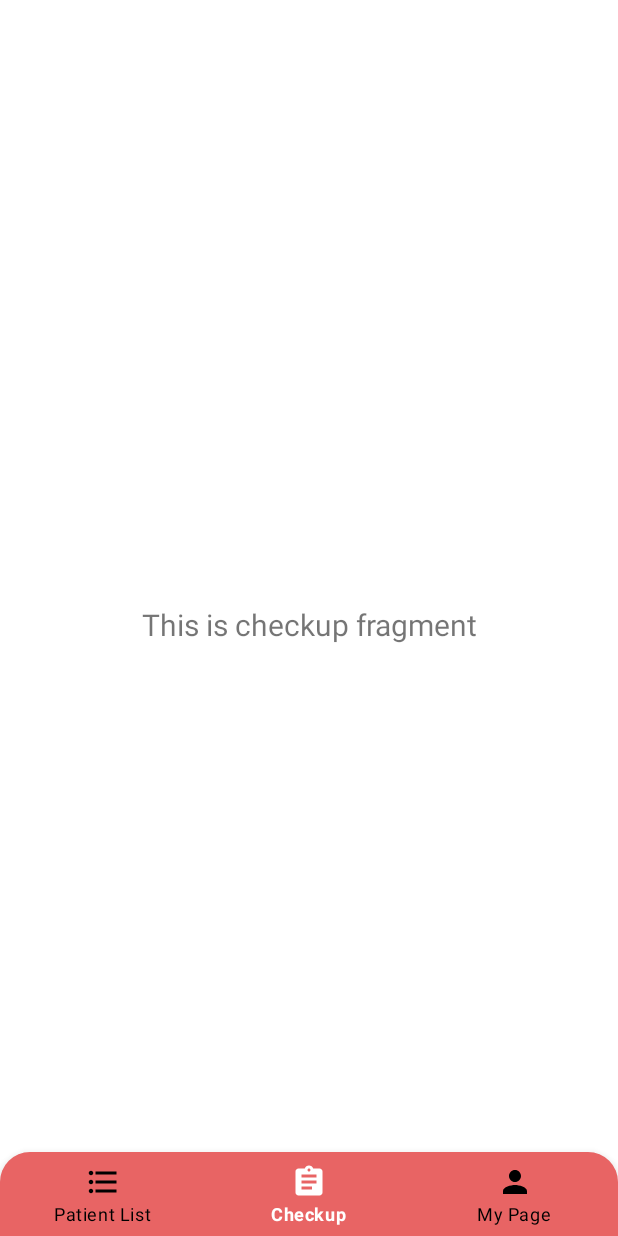
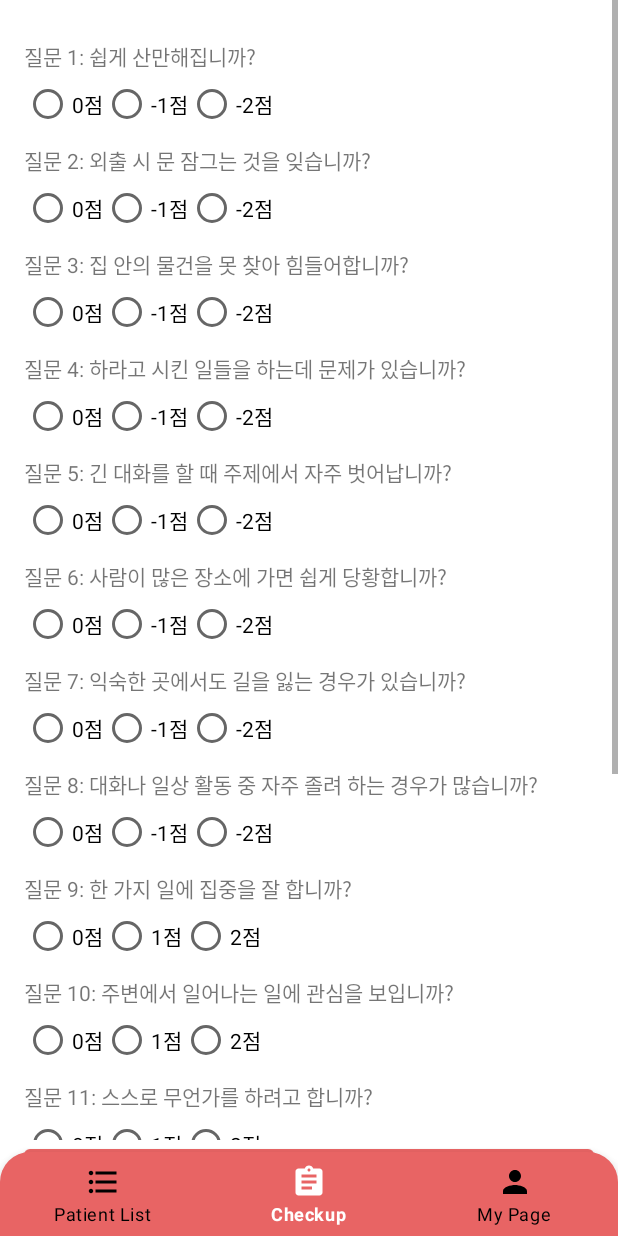
Before and after one commit to apolo0430/Talkdoc, an Android app: the CheckupFragment screen opened through its navigation route, on a phone screen of 412 x 824 dp. Run offline under Robolectric (Android 15) with nearby library versions, the phone set to English and light mode, and no system bars; our stand-ins replace navigation-ui.

Commit message:
상세검사 기능 구현

```diff
--- a/app/src/main/java/com/example/talkdoc/LoginActivity.java
+++ b/app/src/main/java/com/example/talkdoc/LoginActivity.java
@@ -38,13 +38,12 @@ public class LoginActivity extends AppCompatActivity
                 String id = editTextID.getText().toString();
                 String password = editTextPassword.getText().toString();
 
-                new LoginTask(id, password).execute("http://192.168.9.249:5000/login");
+                new LoginTask(id, password).execute("http://192.168.221.249:5000/login");
 
                 Intent intent = new Intent(LoginActivity.this, SplashActivity.class);
                 startActivity(intent);
             }
         });
-
 
         buttonSignUp.setOnClickListener(new View.OnClickListener()
         {
--- a/app/src/main/java/com/example/talkdoc/ui/checkup/CheckupFragment.java
+++ b/app/src/main/java/com/example/talkdoc/ui/checkup/CheckupFragment.java
@@ -1,38 +1,147 @@
 package com.example.talkdoc.ui.checkup;
 
+import android.content.Context;
+import android.content.res.AssetManager;
 import android.os.Bundle;
 import android.view.LayoutInflater;
 import android.view.View;
 import android.view.ViewGroup;
+import android.widget.Button;
+import android.widget.LinearLayout;
+import android.widget.RadioButton;
+import android.widget.RadioGroup;
 import android.widget.TextView;
 
 import androidx.annotation.NonNull;
+import androidx.annotation.Nullable;
 import androidx.fragment.app.Fragment;
-import androidx.lifecycle.ViewModelProvider;
 
-import com.example.talkdoc.databinding.FragmentCheckupBinding;
+import com.example.talkdoc.R;
 
-public class CheckupFragment extends Fragment
-{
-    private FragmentCheckupBinding binding;
+import java.io.BufferedReader;
+import java.io.InputStream;
+import java.io.InputStreamReader;
+import java.util.ArrayList;
 
-    public View onCreateView(@NonNull LayoutInflater inflater, ViewGroup container, Bundle savedInstanceState)
-    {
-        CheckupViewModel checkupViewModel = new ViewModelProvider(this).get(CheckupViewModel.class);
+public class CheckupFragment extends Fragment {
+    private int resultScore = 0;
 
-        binding = FragmentCheckupBinding.inflate(inflater, container, false);
-        View root = binding.getRoot();
+    @Nullable
+    @Override
+    public View onCreateView(@NonNull LayoutInflater inflater, @Nullable ViewGroup container, @Nullable Bundle savedInstanceState) {
+        View view = inflater.inflate(R.layout.fragment_checkup, container, false);
+        LinearLayout linearLayout = view.findViewById(R.id.linearLayout);
+        Button submitButton = new Button(getContext());
+        submitButton.setText("제출");
 
-        final TextView textView = binding.textCheckup;
-        checkupViewModel.getText().observe(getViewLifecycleOwner(), textView::setText);
+        ArrayList<String> questionList = readAssetFile();
+        ArrayList<String> questions = new ArrayList<>();
+        ArrayList<String[]> scores = new ArrayList<>();
 
-        return root;
+        for (String s : questionList) {
+            String[] parts = s.split(",\\s*");
+            questions.add(parts[1]);
+            scores.add(new String[]{parts[2], parts[3], parts[4]});
+        }
+
+        for (int i = 0; i < questions.size(); i++) {
+            addQuestion(linearLayout, i + 1, questions.get(i), scores.get(i));
+        }
+
+        linearLayout.addView(submitButton);
+
+        submitButton.setOnClickListener(v -> {
+            calculateScore(linearLayout);
+            // 결과를 처리하는 코드를 여기에 작성하세요.
+        });
+
+        return view;
     }
 
-    @Override
-    public void onDestroyView()
-    {
-        super.onDestroyView();
-        binding = null;
+    private void addQuestion(LinearLayout parent, int questionNumber, String questionText, String[] score) {
+        TextView questionTextView = new TextView(getContext());
+        questionTextView.setText("질문 " + questionNumber + ": " + questionText);
+        questionTextView.setPadding(0, 16, 0, 8);
+        parent.addView(questionTextView);
+
+        RadioGroup radioGroup = new RadioGroup(getContext());
+        radioGroup.setOrientation(RadioGroup.HORIZONTAL);
+
+        RadioButton option1 = new RadioButton(getContext());
+        option1.setText(score[0] + "점");
+        option1.setId(View.generateViewId());
+        radioGroup.addView(option1);
+
+        RadioButton option2 = new RadioButton(getContext());
+        option2.setText(score[1] + "점");
+        option2.setId(View.generateViewId());
+        radioGroup.addView(option2);
+
+        RadioButton option3 = new RadioButton(getContext());
+        option3.setText(score[2] + "점");
+        option3.setId(View.generateViewId());
+        radioGroup.addView(option3);
+
+        parent.addView(radioGroup);
+    }
+
+    private void calculateScore(LinearLayout parent) {
+        resultScore = 0;
+        for (int i = 0; i < parent.getChildCount(); i++) {
+            View view = parent.getChildAt(i);
+            if (view instanceof RadioGroup) {
+                RadioGroup radioGroup = (RadioGroup) view;
+                int selectedId = radioGroup.getCheckedRadioButtonId();
+                if (selectedId != -1) {
+                    RadioButton selectedButton = radioGroup.findViewById(selectedId);
+                    String text = selectedButton.getText().toString();
+                    resultScore += getScoreForOption(text);
+                }
+            }
+        }
+        // 최종 점수 출력
+        System.out.println("Total Score: " + resultScore);
+    }
+
+    private int getScoreForOption(String text) {
+        switch (text) {
+            case "0점":
+                return 0;
+            case "-1점":
+                return -1;
+            case "-2점":
+                return -2;
+            case "1점":
+                return 1;
+            case "2점":
+                return 2;
+            default:
+                return 0;
+        }
+    }
+
+    private ArrayList<String> readAssetFile() {
+        Context context = getActivity();
+        ArrayList<String> questionList = new ArrayList<>();
+
+        if (context != null) {
+            AssetManager assetManager = context.getAssets();
+
+            try {
+                InputStream inputStream = assetManager.open("aqs.txt");
+                BufferedReader reader = new BufferedReader(new InputStreamReader(inputStream));
+                String line;
+
+                while ((line = reader.readLine()) != null) {
+                    questionList.add(line);
+                    System.out.println(line);
+                }
+                inputStream.close();
+            } catch (Exception e) {
+                e.printStackTrace();
+            }
+        }
+
+        return questionList;
     }
 }
--- a/app/src/main/java/com/example/talkdoc/ui/checkup/CheckupViewModel.java
+++ /dev/null
@@ -1,21 +0,0 @@
-package com.example.talkdoc.ui.checkup;
-
-import androidx.lifecycle.LiveData;
-import androidx.lifecycle.MutableLiveData;
-import androidx.lifecycle.ViewModel;
-
-public class CheckupViewModel extends ViewModel
-{
-    private final MutableLiveData<String> mText;
-
-    public CheckupViewModel()
-    {
-        mText = new MutableLiveData<>();
-        mText.setValue("This is checkup fragment");
-    }
-
-    public LiveData<String> getText()
-    {
-        return mText;
-    }
-}
--- a/app/src/main/java/com/example/talkdoc/ui/list/ListFragment.java
+++ b/app/src/main/java/com/example/talkdoc/ui/list/ListFragment.java
@@ -51,7 +51,7 @@ public class ListFragment extends Fragment
                 patientList.addAll(updatedPatientList);
                 listViewAdapter.notifyDataSetChanged();
             }
-        }).execute("http://192.168.9.249:5000/api/user");
+        }).execute("http://192.168.221.249:5000/api/user");
 
         listView.setOnItemClickListener(new AdapterView.OnItemClickListener()
         {
--- a/app/src/main/res/layout/fragment_checkup.xml
+++ b/app/src/main/res/layout/fragment_checkup.xml
@@ -1,22 +1,39 @@
 <?xml version="1.0" encoding="utf-8"?>
 <androidx.constraintlayout.widget.ConstraintLayout xmlns:android="http://schemas.android.com/apk/res/android"
     xmlns:app="http://schemas.android.com/apk/res-auto"
-    xmlns:tools="http://schemas.android.com/tools"
     android:layout_width="match_parent"
-    android:layout_height="match_parent"
-    tools:context=".ui.checkup.CheckupFragment">
+    android:layout_height="match_parent">
 
-    <TextView
-        android:id="@+id/text_checkup"
-        android:layout_width="match_parent"
+    <ScrollView
+        android:id="@+id/scrollView"
+        android:layout_width="0dp"
+        android:layout_height="0dp"
+        app:layout_constraintTop_toTopOf="parent"
+        app:layout_constraintBottom_toTopOf="@id/submitButton"
+        app:layout_constraintStart_toStartOf="parent"
+        app:layout_constraintEnd_toEndOf="parent"
+        app:layout_constraintHeight_default="wrap">
+
+        <LinearLayout
+            android:id="@+id/linearLayout"
+            android:layout_width="match_parent"
+            android:layout_height="wrap_content"
+            android:orientation="vertical"
+            android:padding="16dp">
+
+            <!-- Dynamic content will be added here -->
+
+        </LinearLayout>
+    </ScrollView>
+
+    <Button
+        android:id="@+id/submitButton"
+        android:layout_width="0dp"
         android:layout_height="wrap_content"
-        android:layout_marginStart="8dp"
-        android:layout_marginTop="8dp"
-        android:layout_marginEnd="8dp"
-        android:textAlignment="center"
-        android:textSize="20sp"
+        android:text="제출"
         app:layout_constraintBottom_toBottomOf="parent"
+        app:layout_constraintStart_toStartOf="parent"
         app:layout_constraintEnd_toEndOf="parent"
-        app:layout_constraintStart_toStartOf="parent"
-        app:layout_constraintTop_toTopOf="parent" />
+        android:layout_margin="16dp"/>
+
 </androidx.constraintlayout.widget.ConstraintLayout>
--- a/app/src/main/res/xml/network_security_config.xml
+++ b/app/src/main/res/xml/network_security_config.xml
@@ -2,6 +2,6 @@
 <network-security-config>
     <domain-config cleartextTrafficPermitted="true">
         <domain includeSubdomains="true">localhost</domain>
-        <domain includeSubdomains="true">192.168.9.249</domain>
+        <domain includeSubdomains="true">192.168.221.249</domain>
     </domain-config>
 </network-security-config>
```
Also changed, not shown: app/src/main/AndroidManifest.xml (+4 -4 lines), app/src/main/assets/aqs.txt (added, +15 -0 lines), app/src/main/res/layout/patient_list.xml (+5 -4 lines), 1 other file.
